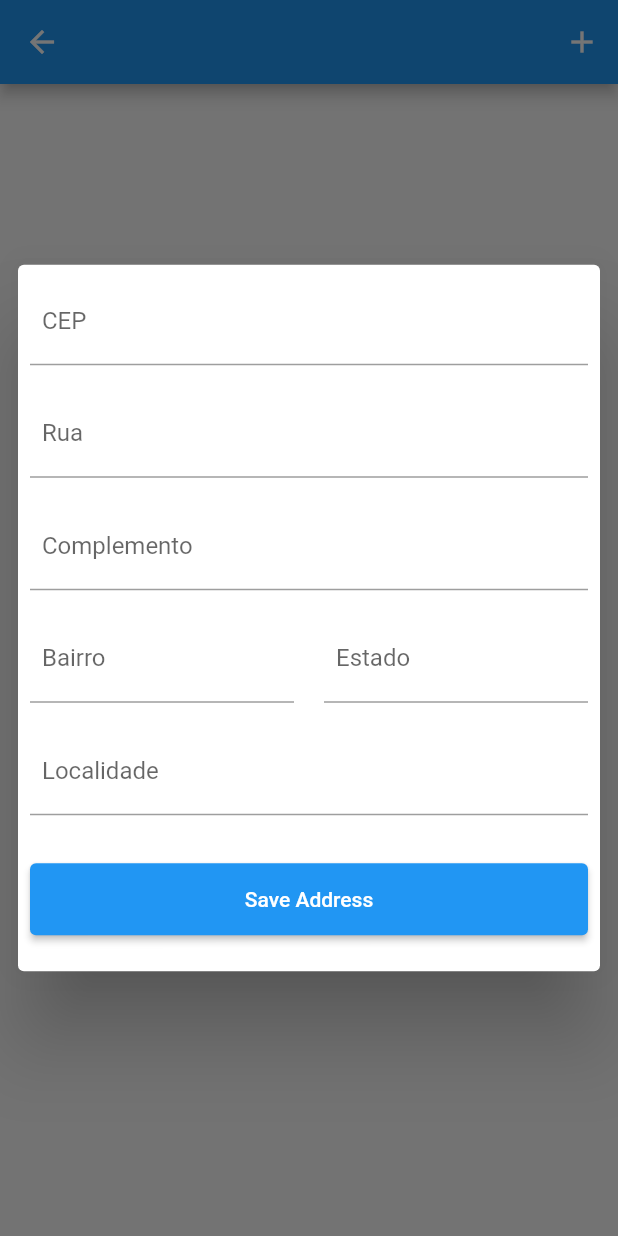
After one commit to JoaoGomms/heyava_authentication, a Flutter app: the AddressPage screen opened by its route, after a tap on the "add" icon, on a phone screen of 412 x 824 dp. The commit adds this screen. Run offline on Flutter 3.47's test engine with Material 2 defaults, Android fonts, the phone set to English and light mode, and no system bars; our stand-ins replace flutter_mobx, get_it, mobx, shared_preferences, sqflite; accounts and stored records are empty; generated files the repository leaves out were written again.

Commit message:
add address feature

```diff
--- a/lib/app/features/authentication/models/address_model.dart
+++ b/lib/app/features/authentication/models/address_model.dart
@@ -1,5 +1,6 @@
 class AddressModel {
   final num id;
+  final num addressId;
   final String cep;
   final String street;
   final String complement;
@@ -8,7 +9,7 @@ class AddressModel {
   final String state;
 
   AddressModel(this.id, this.cep, this.street, this.complement,
-      this.neighbourhood, this.local, this.state);
+      this.neighbourhood, this.local, this.state, this.addressId);
 
   factory AddressModel.fromMap(Map<String, dynamic> map) => AddressModel(
         num.parse(map['id']),
@@ -18,6 +19,7 @@ class AddressModel {
         map['neighbourhood'],
         map['local'],
         map['state'],
+        num.parse(map['addressId']),
       );
 
   Map<String, dynamic> toMap() => {
@@ -28,5 +30,6 @@ class AddressModel {
         'neighbourhood': neighbourhood,
         'local': local,
         'state': state,
+        'addressId': addressId,
       };
 }
--- a/lib/app/features/authentication/pages/address_page.dart
+++ b/lib/app/features/authentication/pages/address_page.dart
@@ -2,6 +2,8 @@ import 'package:flutter/material.dart';
 import 'package:get_it/get_it.dart';
 import 'package:flutter_mobx/flutter_mobx.dart';
 import 'package:heyava_authentication/app/features/authentication/controllers/address_controller.dart';
+import 'package:heyava_authentication/app/features/authentication/models/address_model.dart';
+import 'package:heyava_authentication/app/features/authentication/pages/components/new_address_dialog.dart';
 
 class AddressPage extends StatefulWidget {
   const AddressPage({Key? key}) : super(key: key);
@@ -21,52 +23,82 @@ class _AddressPageState extends State<AddressPage> {
   @override
   Widget build(BuildContext context) {
     return Scaffold(
-      appBar: AppBar(),
-      body: SingleChildScrollView(
-        child: Center(
-          child: Column(mainAxisSize: MainAxisSize.min, children: [
-            TextField(
-              onChanged: (text) => controller.cepField.text = text,
+      resizeToAvoidBottomInset: false,
+      appBar: AppBar(
+        actions: [
+          IconButton(
+              onPressed: () {
+                showDialog(
+                    context: context, builder: (context) => NewAddressDialog());
+              },
+              icon: const Icon(Icons.add)),
+        ],
       ),
-            TextField(
-              onChanged: (text) => controller.streetField.text = text,
-            ),
-            TextField(
-              onChanged: (text) => controller.complementdField.text = text,
-            ),
-            TextField(
-              onChanged: (text) => controller.neighbourhoodField.text = text,
-            ),
-            TextField(
-              onChanged: (text) => controller.localField.text = text,
-            ),
-            TextField(
-              onChanged: (text) => controller.stateField.text = text,
-            ),
-            ElevatedButton(
-                onPressed: controller.saveAddress,
-                child: const Text('Save Address')),
-            SizedBox(
-              height: 500,
+      body: SizedBox(
+        height: MediaQuery.sizeOf(context).height,
         child: Observer(
           builder: (context) {
             return ListView.builder(
-                      physics: const NeverScrollableScrollPhysics(),
                 shrinkWrap: false,
                 itemCount: controller.addressList.length,
                 itemBuilder: (context, index) {
-                        var item = controller.addressList[index];
-                        return ListTile(
-                          title: Text(
-                              '${item.cep} e ${item.complement} e ${item.id}'),
+                  return Observer(builder: (context) {
+                    AddressModel item = controller.addressList[index];
+                    return Container(
+                      decoration: BoxDecoration(
+                          borderRadius: BorderRadius.circular(8),
+                          color: Colors.grey),
+                      margin: const EdgeInsets.symmetric(
+                          horizontal: 12.0, vertical: 8),
+                      padding: const EdgeInsets.symmetric(
+                          horizontal: 12.0, vertical: 8),
+                      child: Row(
+                        crossAxisAlignment: CrossAxisAlignment.start,
+                        mainAxisAlignment: MainAxisAlignment.spaceBetween,
+                        children: [
+                          Expanded(
+                            child: _addressData(context, item),
+                          ),
+                          IconButton(
+                            onPressed: () {
+                              showDialog(
+                                  context: context,
+                                  builder: (context) => NewAddressDialog(
+                                        address: item,
+                                      ));
+                            },
+                            icon: const Icon(Icons.more_vert_outlined),
+                          ),
+                        ],
+                      ),
                     );
                   });
+                });
           },
-              ),
-            ),
-          ]),
         ),
       ),
     );
   }
 }
+
+_addressData(BuildContext context, AddressModel item) => Column(
+      crossAxisAlignment: CrossAxisAlignment.start,
+      children: [
+        Text(
+          item.street,
+          style: Theme.of(context).textTheme.titleLarge,
+        ),
+        Text(
+          item.neighbourhood,
+          style: Theme.of(context).textTheme.bodyLarge,
+        ),
+        Text(
+          '${item.local}-${item.state}',
+          style: Theme.of(context).textTheme.bodyMedium,
+        ),
+        Text(
+          item.complement,
+          style: Theme.of(context).textTheme.bodySmall,
+        ),
+      ],
+    );
--- /dev/null
+++ b/lib/app/features/authentication/pages/components/new_address_dialog.dart
@@ -0,0 +1,115 @@
+import 'package:flutter/material.dart';
+import 'package:get_it/get_it.dart';
+import 'package:heyava_authentication/app/features/authentication/controllers/address_controller.dart';
+import 'package:heyava_authentication/app/features/authentication/pages/components/button/app_elevated_button.dart';
+import 'package:heyava_authentication/app/features/authentication/pages/components/text_field/app_text_field.dart';
+
+import '../../models/address_model.dart';
+
+class NewAddressDialog extends StatelessWidget {
+  final AddressController controller = GetIt.I.get<AddressController>();
+
+  final AddressModel? address;
+
+  NewAddressDialog({Key? key, this.address}) : super(key: key);
+
+  @override
+  Widget build(BuildContext context) {
+    if (address != null) {
+      controller.cepField.text = address!.cep;
+      controller.streetField.text = address!.street;
+      controller.complementField.text = address!.complement;
+      controller.neighbourhoodField.text = address!.neighbourhood;
+      controller.stateField.text = address!.state;
+      controller.localField.text = address!.local;
+    }
+
+    return Dialog(
+      insetPadding: const EdgeInsets.symmetric(horizontal: 12),
+      child: Padding(
+        padding: const EdgeInsets.symmetric(horizontal: 8.0),
+        child: SingleChildScrollView(
+          child: Column(
+            crossAxisAlignment: CrossAxisAlignment.stretch,
+            mainAxisSize: MainAxisSize.min,
+            children: [
+              AppTextField(
+                controller: controller.cepField,
+                label: 'CEP',
+              ),
+              AppTextField(
+                controller: controller.streetField,
+                label: 'Rua',
+              ),
+              AppTextField(
+                controller: controller.complementField,
+                label: 'Complemento',
+              ),
+              Flexible(
+                child: Row(
+                  children: [
+                    Flexible(
+                      child: AppTextField(
+                        controller: controller.neighbourhoodField,
+                        label: 'Bairro',
+                      ),
+                    ),
+                    const SizedBox(
+                      width: 20,
+                    ),
+                    Flexible(
+                      child: AppTextField(
+                        controller: controller.stateField,
+                        label: 'Estado',
+                      ),
+                    ),
+                  ],
+                ),
+              ),
+              AppTextField(
+                controller: controller.localField,
+                label: 'Localidade',
+              ),
+              Row(
+                children: [
+                  Expanded(
+                    flex: 4,
+                    child: AppElevatedButton(
+                        onPressed: () {
+                          if (address != null) {
+                            controller.updateAddress(address!.id);
+                          } else {
+                            controller.saveAddress();
+                          }
+
+                          Navigator.of(context).pop();
+                        },
+                        text: 'Save Address'),
+                  ),
+                  if (address != null) ...[
+                    Expanded(
+                      flex: 1,
+                      child: Container(
+                        height: 48,
+                        padding: const EdgeInsets.only(left: 8.0),
+                        child: IconButton(
+                            onPressed: () {
+                              controller.deleteAddress(address!.id);
+                              Navigator.of(context).pop();
+                            },
+                            icon: const Icon(
+                              Icons.delete_outline_rounded,
+                              color: Colors.red,
+                            )),
+                      ),
+                    )
+                  ]
+                ],
+              )
+            ],
+          ),
+        ),
+      ),
+    );
+  }
+}
--- a/lib/app/features/authentication/pages/components/text_field/app_text_field.dart
+++ b/lib/app/features/authentication/pages/components/text_field/app_text_field.dart
@@ -33,7 +33,7 @@ class _AppTextFieldState extends State<AppTextField> {
         keyboardType: widget.keyboardType,
         focusNode: widget.focusNode,
         decoration: InputDecoration(
-          prefixIcon: Icon(widget.icon),
+          prefixIcon: widget.icon != null ? Icon(widget.icon) : null,
           suffixIcon: widget.keyboardType == TextInputType.visiblePassword
               ? IconButton(
                   icon: Icon(widget.obscureText
@@ -46,7 +46,10 @@ class _AppTextFieldState extends State<AppTextField> {
                   },
                 )
               : null,
-          label: Text(widget.label),
+          label: Padding(
+            padding: EdgeInsets.only(left: widget.icon != null ? 0.0 : 8.0),
+            child: Text(widget.label),
+          ),
         ),
       ),
     );
```
Also changed, not shown: lib/app/features/authentication/controllers/address_controller.dart (+45 -14 lines), lib/app/infrastructure/database_helper.dart (+9 -6 lines), lib/app/features/authentication/controllers/address_controller.g.dart. Lines whose indentation alone changed are shown as unchanged.
